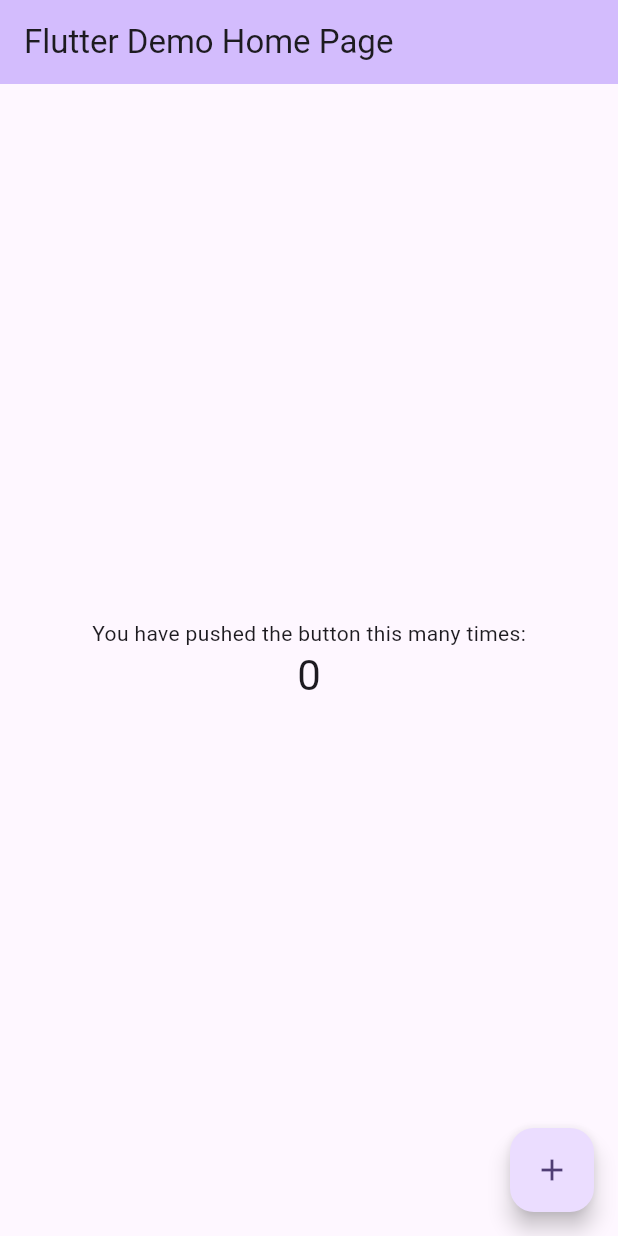
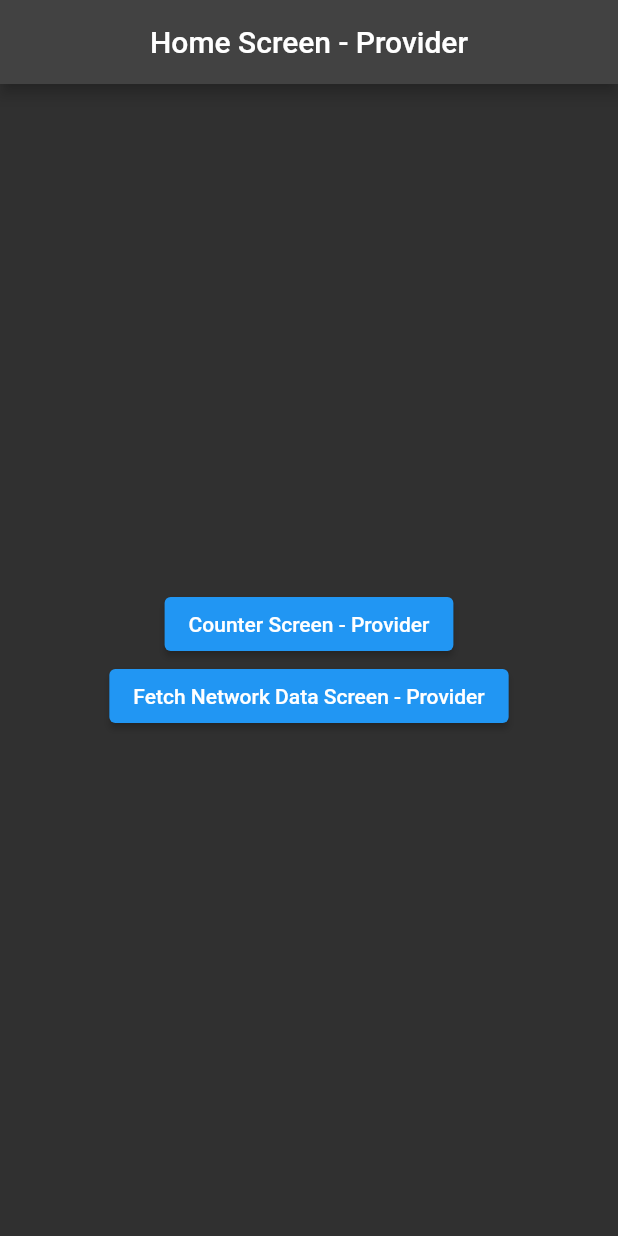
Before and after one commit to MertSaygili/provider_state_management_flutter_app, a Flutter app: the screen it shows after launch, on a phone screen of 412 x 824 dp. Run offline on Flutter 3.47's test engine with Material 2 defaults, Android fonts, the phone set to English and light mode, and no system bars; our stand-ins replace dio.

Commit message:
counter provider and fetch data from network provider added

```diff
--- /dev/null
+++ b/lib/feature/constants/strings.dart
@@ -0,0 +1,19 @@
+import 'package:flutter/material.dart';
+
+@immutable
+class Strings {
+  const Strings._();
+
+  static const String appTitle = 'Provider State Management Flutter App';
+
+  static const String appName = 'Provider State Management Flutter App';
+  static const String homeScreenTitle = 'Home Screen - Provider';
+  static const String counterScreenTitle = 'Counter Screen - Provider';
+  static const String fetchNetworkDataScreenTitle = 'Fetch Network Data Screen - Provider';
+
+  static const String baseUrl = 'https://dummyjson.com/';
+
+  static const addTag = "add";
+  static const removeTag = "remove";
+  static const resetTag = "reset";
+}
--- /dev/null
+++ b/lib/feature/network/repo/fetch_network_data_repository.dart
@@ -0,0 +1,5 @@
+import 'package:provider_state_management_flutter_app/feature/models/product_model.dart';
+
+abstract class FetchNetworkDataRepository {
+  Future<List<ProductModel>> fetchNetworkData();
+}
--- a/lib/main.dart
+++ b/lib/main.dart
@@ -1,125 +1,28 @@
 import 'package:flutter/material.dart';
+import 'package:provider/provider.dart';
+
+import 'feature/constants/strings.dart';
+import 'product/providers/counter_provider.dart';
+import 'product/providers/fetch_data_provider.dart';
+import 'product/screens/home_screen.dart';
 
 void main() {
-  runApp(const MyApp());
+  runApp(
+    MultiProvider(
+      providers: [
+        ChangeNotifierProvider(create: (context) => CounterProvider()),
+        ChangeNotifierProvider(create: (context) => FetchDataProvider()),
+      ],
+      child: const MyApp(),
+    ),
+  );
 }
 
 class MyApp extends StatelessWidget {
   const MyApp({super.key});
 
-  // This widget is the root of your application.
   @override
   Widget build(BuildContext context) {
-    return MaterialApp(
-      title: 'Flutter Demo',
-      theme: ThemeData(
-        // This is the theme of your application.
-        //
-        // TRY THIS: Try running your application with "flutter run". You'll see
-        // the application has a blue toolbar. Then, without quitting the app,
-        // try changing the seedColor in the colorScheme below to Colors.green
-        // and then invoke "hot reload" (save your changes or press the "hot
-        // reload" button in a Flutter-supported IDE, or press "r" if you used
-        // the command line to start the app).
-        //
-        // Notice that the counter didn't reset back to zero; the application
-        // state is not lost during the reload. To reset the state, use hot
-        // restart instead.
-        //
-        // This works for code too, not just values: Most code changes can be
-        // tested with just a hot reload.
-        colorScheme: ColorScheme.fromSeed(seedColor: Colors.deepPurple),
-        useMaterial3: true,
-      ),
-      home: const MyHomePage(title: 'Flutter Demo Home Page'),
-    );
+    return MaterialApp(title: Strings.appTitle, theme: ThemeData.dark(), home: const HomeScreen());
   }
 }
-
-class MyHomePage extends StatefulWidget {
-  const MyHomePage({super.key, required this.title});
-
-  // This widget is the home page of your application. It is stateful, meaning
-  // that it has a State object (defined below) that contains fields that affect
-  // how it looks.
-
-  // This class is the configuration for the state. It holds the values (in this
-  // case the title) provided by the parent (in this case the App widget) and
-  // used by the build method of the State. Fields in a Widget subclass are
-  // always marked "final".
-
-  final String title;
-
-  @override
-  State<MyHomePage> createState() => _MyHomePageState();
-}
-
-class _MyHomePageState extends State<MyHomePage> {
-  int _counter = 0;
-
-  void _incrementCounter() {
-    setState(() {
-      // This call to setState tells the Flutter framework that something has
-      // changed in this State, which causes it to rerun the build method below
-      // so that the display can reflect the updated values. If we changed
-      // _counter without calling setState(), then the build method would not be
-      // called again, and so nothing would appear to happen.
-      _counter++;
-    });
-  }
-
-  @override
-  Widget build(BuildContext context) {
-    // This method is rerun every time setState is called, for instance as done
-    // by the _incrementCounter method above.
-    //
-    // The Flutter framework has been optimized to make rerunning build methods
-    // fast, so that you can just rebuild anything that needs updating rather
-    // than having to individually change instances of widgets.
-    return Scaffold(
-      appBar: AppBar(
-        // TRY THIS: Try changing the color here to a specific color (to
-        // Colors.amber, perhaps?) and trigger a hot reload to see the AppBar
-        // change color while the other colors stay the same.
-        backgroundColor: Theme.of(context).colorScheme.inversePrimary,
-        // Here we take the value from the MyHomePage object that was created by
-        // the App.build method, and use it to set our appbar title.
-        title: Text(widget.title),
-      ),
-      body: Center(
-        // Center is a layout widget. It takes a single child and positions it
-        // in the middle of the parent.
-        child: Column(
-          // Column is also a layout widget. It takes a list of children and
-          // arranges them vertically. By default, it sizes itself to fit its
-          // children horizontally, and tries to be as tall as its parent.
-          //
-          // Column has various properties to control how it sizes itself and
-          // how it positions its children. Here we use mainAxisAlignment to
-          // center the children vertically; the main axis here is the vertical
-          // axis because Columns are vertical (the cross axis would be
-          // horizontal).
-          //
-          // TRY THIS: Invoke "debug painting" (choose the "Toggle Debug Paint"
-          // action in the IDE, or press "p" in the console), to see the
-          // wireframe for each widget.
-          mainAxisAlignment: MainAxisAlignment.center,
-          children: <Widget>[
-            const Text(
-              'You have pushed the button this many times:',
-            ),
-            Text(
-              '$_counter',
-              style: Theme.of(context).textTheme.headlineMedium,
-            ),
-          ],
-        ),
-      ),
-      floatingActionButton: FloatingActionButton(
-        onPressed: _incrementCounter,
-        tooltip: 'Increment',
-        child: const Icon(Icons.add),
-      ), // This trailing comma makes auto-formatting nicer for build methods.
-    );
-  }
-}
--- /dev/null
+++ b/lib/product/navigator.dart
@@ -0,0 +1,7 @@
+import 'package:flutter/material.dart';
+
+class Navigation {
+  void navigateToDestination(BuildContext context, Widget destination) {
+    Navigator.of(context).push(MaterialPageRoute(builder: (context) => destination));
+  }
+}
--- /dev/null
+++ b/lib/product/screens/home_screen.dart
@@ -0,0 +1,38 @@
+import 'package:flutter/material.dart';
+import 'package:provider_state_management_flutter_app/feature/constants/strings.dart';
+import 'package:provider_state_management_flutter_app/product/navigator.dart';
+import 'package:provider_state_management_flutter_app/product/screens/counter_screen.dart';
+import 'package:provider_state_management_flutter_app/product/screens/fetch_network_data_screen.dart';
+
+class HomeScreen extends StatelessWidget {
+  const HomeScreen({super.key});
+
+  @override
+  Widget build(BuildContext context) {
+    return Scaffold(
+      appBar: AppBar(title: const Text(Strings.homeScreenTitle), centerTitle: true, automaticallyImplyLeading: true),
+      body: const Center(child: _PageColumn()),
+    );
+  }
+}
+
+class _PageColumn extends StatelessWidget {
+  const _PageColumn();
+
+  @override
+  Widget build(BuildContext context) {
+    return Column(
+      mainAxisAlignment: MainAxisAlignment.center,
+      children: [
+        ElevatedButton(
+          onPressed: () => Navigation().navigateToDestination(context, const CounterScreen()),
+          child: const Text(Strings.counterScreenTitle),
+        ),
+        ElevatedButton(
+          onPressed: () => Navigation().navigateToDestination(context, const FetchNetworkDataScreen()),
+          child: const Text(Strings.fetchNetworkDataScreenTitle),
+        )
+      ],
+    );
+  }
+}
```
Also changed, not shown: lib/feature/models/product_model.dart (added, +40 -0 lines), lib/feature/network/dio_manager.dart (added, +11 -0 lines), lib/feature/network/service/fetch_network_data_service.dart (added, +25 -0 lines), lib/product/providers/counter_provider.dart (added, +22 -0 lines), lib/product/providers/fetch_data_provider.dart (added, +28 -0 lines), lib/product/screens/counter_screen.dart (added, +47 -0 lines), lib/product/screens/fetch_network_data_screen.dart (added, +48 -0 lines), pubspec.yaml (+13 -35 lines), lib/feature/models/generator/product_model.g.dart (added), pubspec.lock.
